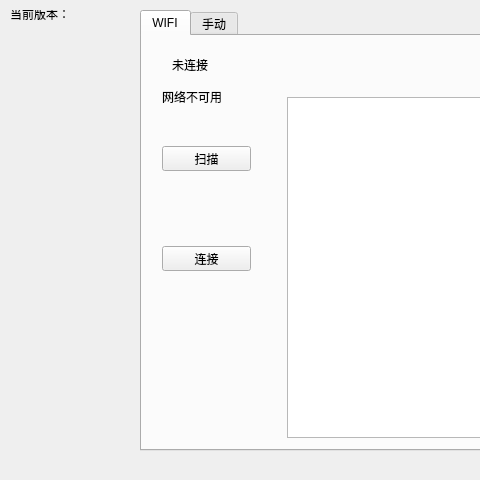
Above: cat/App/mainwindow.ui from lvxu2020/MyCat before the change; both pictures show x 0 to 480 and y 0 to 480 of the 800 by 480 pixel window. Below: the same form after it.
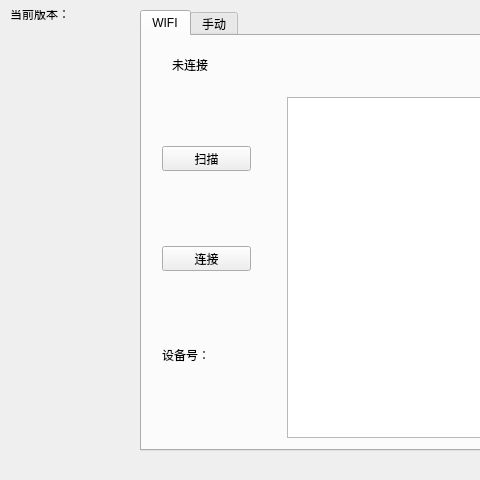
That is the form after the change.

What changed in the file:
```diff
--- a/cat/App/mainwindow.ui
+++ b/cat/App/mainwindow.ui
@@ -102,7 +102,33 @@
        </rect>
       </property>
       <property name="text">
-       <string>网络不可用</string>
+       <string/>
+      </property>
+     </widget>
+     <widget class="QLabel" name="label">
+      <property name="geometry">
+       <rect>
+        <x>20</x>
+        <y>310</y>
+        <width>61</width>
+        <height>17</height>
+       </rect>
+      </property>
+      <property name="text">
+       <string>设备号：</string>
+      </property>
+     </widget>
+     <widget class="QLabel" name="shebeihao">
+      <property name="geometry">
+       <rect>
+        <x>80</x>
+        <y>310</y>
+        <width>51</width>
+        <height>16</height>
+       </rect>
+      </property>
+      <property name="text">
+       <string/>
       </property>
      </widget>
     </widget>
```
